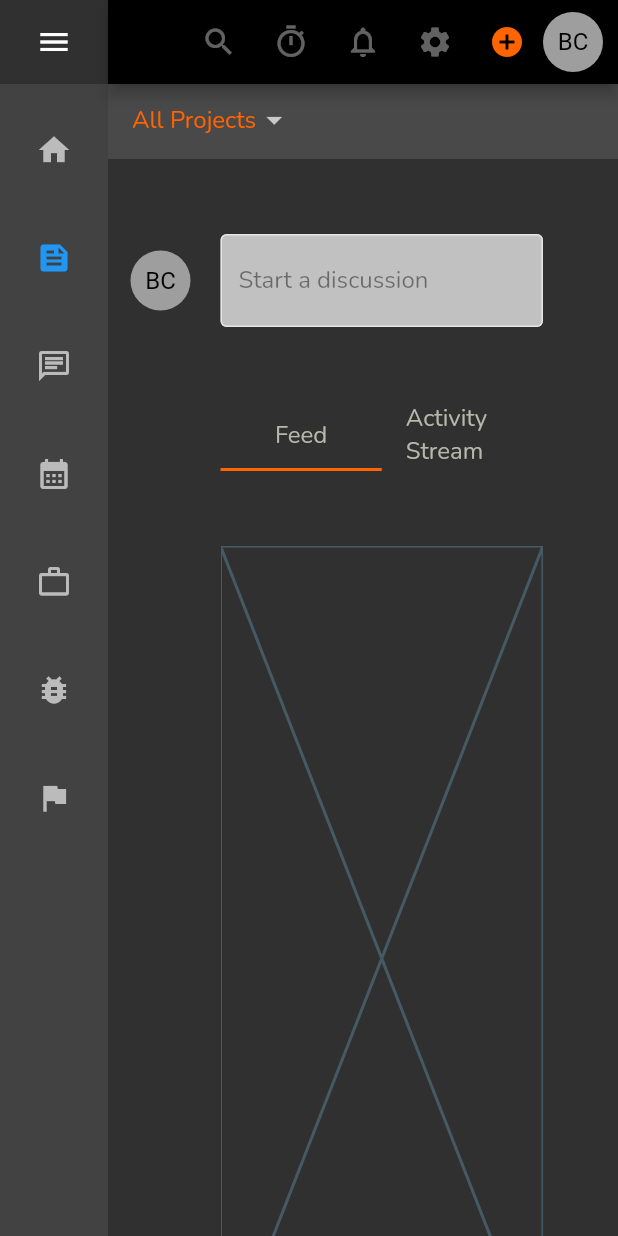
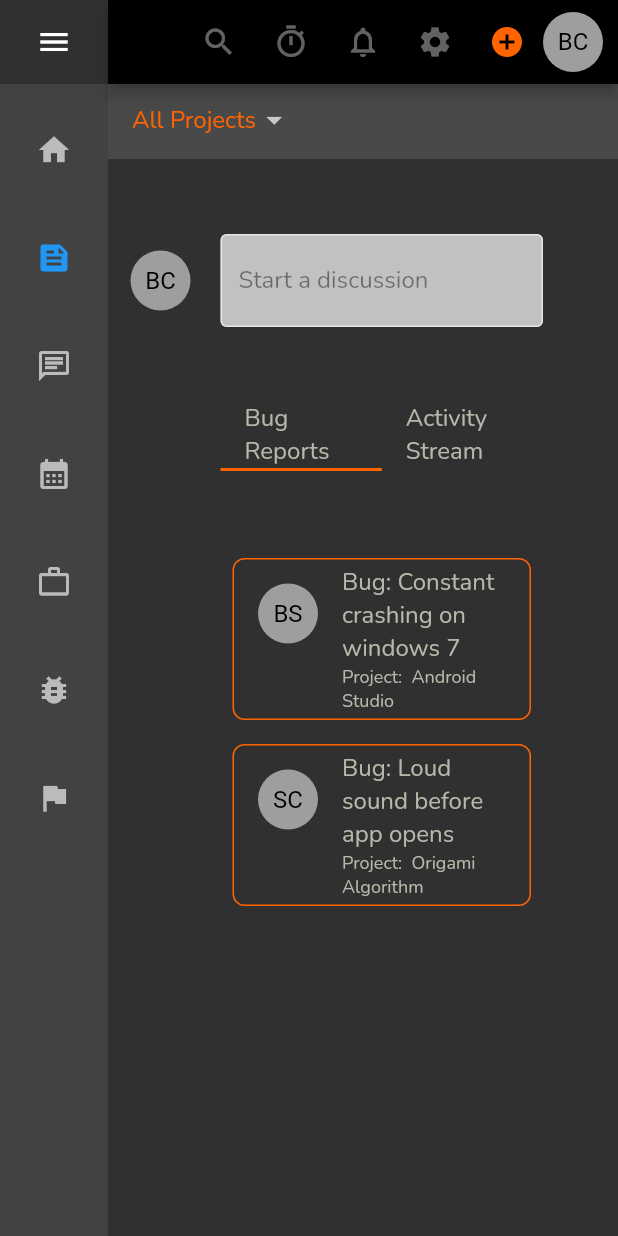
Before and after one commit to LOVE-CRAFTT/Bug-Tracker, a Flutter app: the screen it shows after launch, on a phone screen of 412 x 824 dp. Run offline on Flutter 3.47's test engine with Material 3 defaults, Android fonts, the phone set to English and light mode, and no system bars; our stand-ins replace percent_indicator, table_calendar.

Commit message:
complete first half of feed

```diff
--- a/bug_tracker/lib/pages/feed_page.dart
+++ b/bug_tracker/lib/pages/feed_page.dart
@@ -2,6 +2,7 @@ import 'package:flutter/material.dart';
 import 'package:bug_tracker/utilities/constants.dart';
 import 'package:bug_tracker/ui_components/appbar.dart';
 import 'package:bug_tracker/ui_components/custom_dropdown.dart';
+import 'package:bug_tracker/ui_components/bug_reports.dart';
 import 'package:bug_tracker/ui_components/feed_page_text_field.dart';
 
 /// This page contains a dropdown button for switching between projects
@@ -56,7 +57,7 @@ class _FeedPageState extends State<FeedPage> {
                     ),
                     TabBar(
                       tabs: const [
-                        Text("Feed", style: kContainerTextStyle),
+                        Text("Bug Reports", style: kContainerTextStyle),
                         Text("Activity Stream", style: kContainerTextStyle),
                       ],
                       indicatorColor: secondaryThemeColor,
@@ -75,7 +76,7 @@ class _FeedPageState extends State<FeedPage> {
                         ),
                         child: const TabBarView(
                           children: [
-                            Placeholder(),
+                            BugReports(),
                             Placeholder(),
                           ],
                         ),
--- /dev/null
+++ b/bug_tracker/lib/ui_components/bug_reports.dart
@@ -0,0 +1,83 @@
+import 'package:flutter/material.dart';
+import 'package:bug_tracker/utilities/constants.dart';
+
+class BugReports extends StatelessWidget {
+  const BugReports({super.key});
+
+  @override
+  Widget build(BuildContext context) {
+    return ListView.builder(
+      itemCount: customerReportSource.length,
+      itemBuilder: (BuildContext context, int index) {
+        var bugReport = customerReportSource[index];
+        return Container(
+          margin: const EdgeInsets.all(8),
+          decoration: BoxDecoration(
+            borderRadius: BorderRadius.circular(8),
+            border: Border.all(
+              color: secondaryThemeColor,
+            ),
+          ),
+          child: ListTile(
+            leading: Tooltip(
+              message: bugReport.reporterName,
+              textStyle: kContainerTextStyle.copyWith(
+                fontSize: 13.0,
+                color: Colors.black,
+              ),
+              child: CircleAvatar(
+                backgroundColor: Colors.grey,
+                child: Text(bugReport.reporterInitials),
+              ),
+            ),
+            title: Text("Bug: ${bugReport.bugReport}"),
+            titleTextStyle: kContainerTextStyle,
+            subtitle: Text("Project:  ${bugReport.project}"),
+            subtitleTextStyle: kContainerTextStyle.copyWith(fontSize: 12.0),
+          ),
+        );
+      },
+    );
+  }
+}
+
+class CustomerReport {
+  CustomerReport({
+    required this.reporterName,
+    required this.reporterInitials,
+    required this.bugReport,
+    required this.project,
+    required this.timeReported,
+  });
+
+  final String reporterName;
+  final String reporterInitials;
+  final String bugReport;
+  final String project;
+  final DateTime timeReported;
+}
+
+List<CustomerReport> customerReportSource = [
+  CustomerReport(
+    reporterName: "Bob Schmidt",
+    reporterInitials: "BS",
+    bugReport: "Constant crashing on windows 7",
+    project: "Android Studio",
+    timeReported: DateTime(
+      2023,
+      DateTime.august,
+      DateTime.monday,
+    ),
+  ),
+  CustomerReport(
+    reporterName: "Steve Cohen",
+    reporterInitials: "SC",
+    bugReport: "Loud sound before app opens",
+    project: "Origami Algorithm",
+    timeReported: DateTime(
+      2023,
+      DateTime.january,
+      DateTime.saturday,
+    ),
+  ),
+];
```
